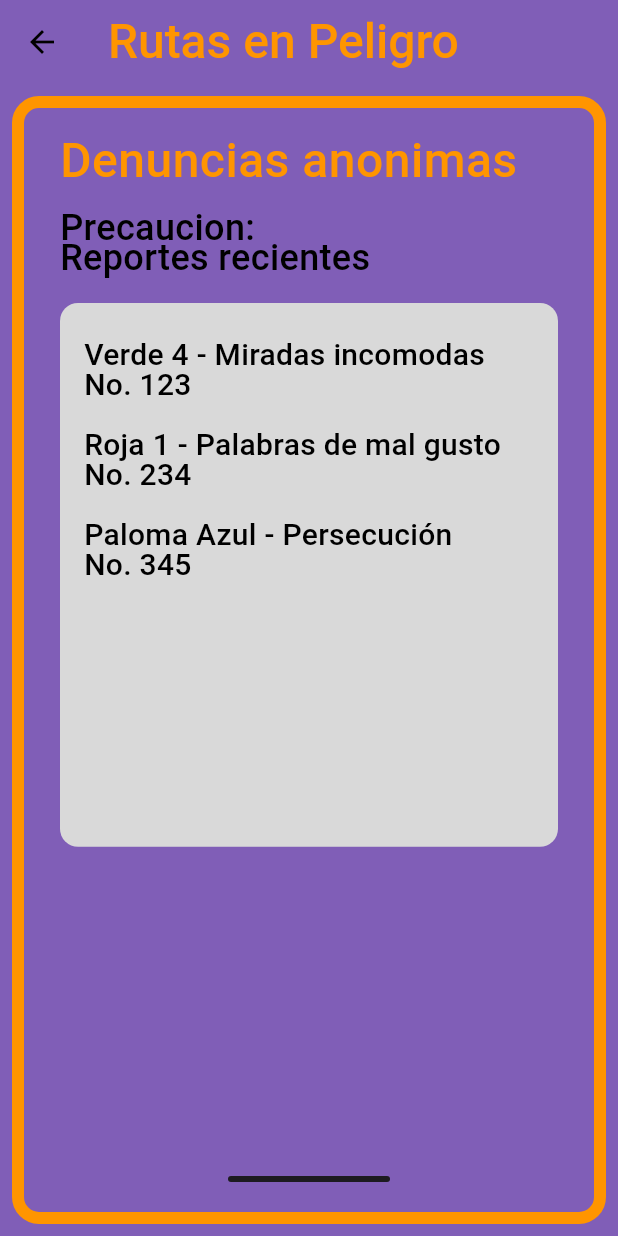
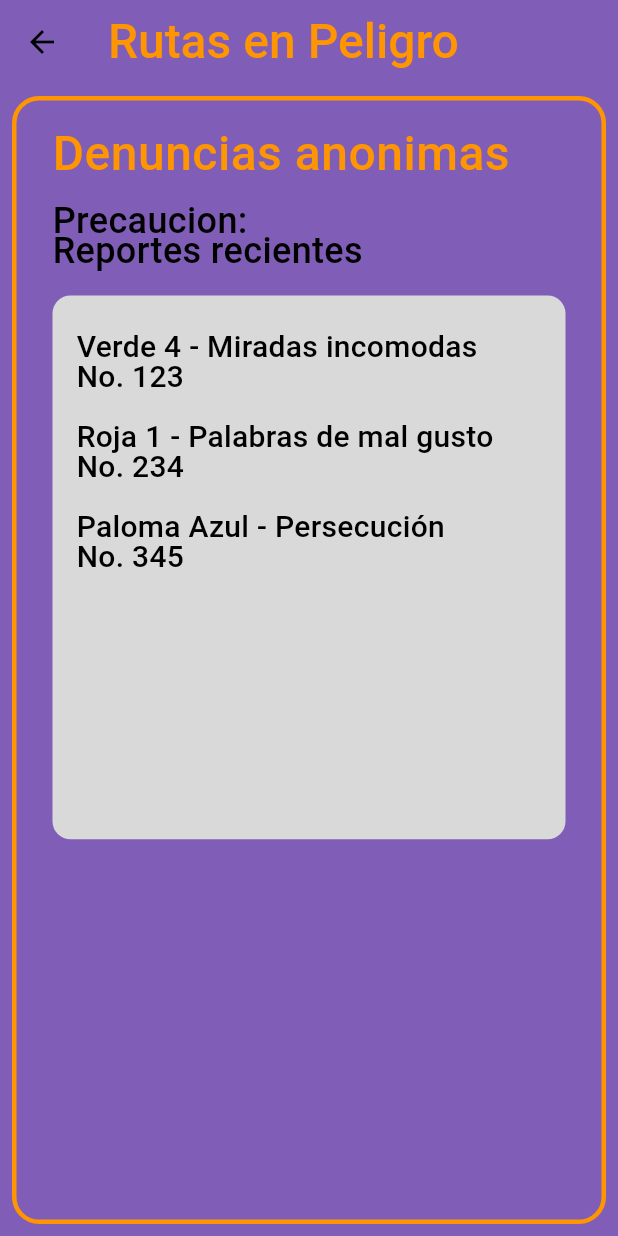
Before and after one commit to Marc0Medina/naranja_segura, a Flutter app: the MenuOpciones screen opened directly, after a tap on "Rutas con reportes recientes", on a phone screen of 412 x 824 dp. Run offline on Flutter 3.47's test engine with Material 3 defaults, Android fonts, the phone set to English and light mode, and no system bars; our stand-ins replace flutter_svg, smooth_page_indicator; missing offline and left inert: window_size; network calls fail; Roboto replaces fonts that are missing (Poppins); project files that could hold a hidden picture were left out.

Commit message:
te extraño

```diff
--- a/lib/views/auth/login_screen.dart
+++ b/lib/views/auth/login_screen.dart
@@ -89,7 +89,7 @@ class SesionNoIniciada extends StatelessWidget {
               // Botón de inicio de sesión
               ElevatedButton(
                 style: ElevatedButton.styleFrom(
-                  backgroundColor: const Color(0xFFF55E5E),
+                  backgroundColor: Colors.deepPurple.shade700,
                   shape: RoundedRectangleBorder(
                     borderRadius: BorderRadius.circular(20),
                   ),
@@ -116,7 +116,7 @@ class SesionNoIniciada extends StatelessWidget {
               Row(
                 mainAxisAlignment: MainAxisAlignment.center,
                 children: [
-                  const Text('¿No tienes una cuenta?'),
+                  const Text('¿No tienes una cuenta?',style: TextStyle(color: Colors.white),),
                   TextButton(
                     onPressed: () {
                       // TODO: navegación a registro
@@ -128,7 +128,7 @@ class SesionNoIniciada extends StatelessWidget {
                     },
                     child: const Text(
                       'Regístrate',
-                      style: TextStyle(color: Color(0xFFF55E5E)),
+                      style: TextStyle(color: Color(0xFFFF9500)),
                     ),
                   ),
                 ],
--- a/lib/views/home/danger_routes_screen.dart
+++ b/lib/views/home/danger_routes_screen.dart
@@ -1,6 +1,8 @@
 import 'package:flutter/material.dart';
 
 class Rutaspeligro extends StatelessWidget {
+  const Rutaspeligro({super.key});
+
   @override
   Widget build(BuildContext context) {
     final size = MediaQuery.of(context).size;
@@ -42,7 +44,7 @@ class Rutaspeligro extends StatelessWidget {
             borderRadius: BorderRadius.circular(18),
             border: Border.all(
               color: const Color(0xFFFF9500),
-              width: 8,
+              width: 3,
               style: BorderStyle.solid,
             ),
           ),
@@ -128,18 +130,7 @@ class Rutaspeligro extends StatelessWidget {
                       ],
                     ),
                   ),
-                  const Spacer(),
-                  Center(
-                    child: Container(
-                      width: 108,
-                      height: 4,
-                      decoration: BoxDecoration(
-                        color: const Color(0xFF1D1B20),
-                        borderRadius: BorderRadius.circular(12),
-                      ),
-                    ),
-                  ),
-                  const SizedBox(height: 20),
+
                 ],
               ),
             ),
--- a/lib/views/home/home_screen.dart
+++ b/lib/views/home/home_screen.dart
@@ -1,16 +1,22 @@
 import 'package:flutter/material.dart';
 import 'package:naranja_segura/views/auth/login_screen.dart';
+import 'package:naranja_segura/views/map/morelia_map_screen.dart';
 import '../home/user_profile_screen.dart';
 import '../home/danger_routes_screen.dart';
 import '../report/report_start_screen.dart';
+import '../splash/inicio_app_screen.dart';
 
+// 📌 Agrega aquí las pantallas de Puntos Naranja, Más Cercano y SEMMUJERIS
+import '../map/zone_map_screen.dart';
+// import '../puntos/mas_cercano_screen.dart';
+// import '../semmujeris/semmujeris_screen.dart';
 
 class MenuOpciones extends StatelessWidget {
   const MenuOpciones({Key? key}) : super(key: key);
 
   final Color primaryColor = const Color(0xFF805EB7);
   final Color secondaryColor = const Color(0xFFFFA300);
-  final Color borderColor = const Color(0xFFCAC4D0);
+  final Color borderColor = Colors.black;
   final Color onSurfaceColor = const Color(0xFF1D1B20);
 
   @override
@@ -20,7 +26,7 @@ class MenuOpciones extends StatelessWidget {
         backgroundColor: primaryColor,
         shape: RoundedRectangleBorder(
           borderRadius: BorderRadius.horizontal(right: Radius.circular(18)),
-          side: BorderSide(color: borderColor, width: 8),
+          side: BorderSide(color: borderColor, width: 3),
         ),
         child: ListView(
           padding: EdgeInsets.zero,
@@ -62,7 +68,7 @@ class MenuOpciones extends StatelessWidget {
               onTap: () {
                 Navigator.push(
                   context,
-                  MaterialPageRoute(builder: (context) => SesionNoIniciada()),
+                  MaterialPageRoute(builder: (context) => InicioAppScreen()),
                 );
               },
             ),
@@ -101,53 +107,42 @@ class MenuOpciones extends StatelessWidget {
                 ),
               ),
               const SizedBox(height: 40),
-              _buildOrangeButton('Puntos Naranja', secondaryColor),
+
+              _buildOrangeButton(
+                'Puntos Naranja',
+                secondaryColor,
+                onTap: () {
+                  Navigator.push(
+                    context,
+                    MaterialPageRoute(builder: (context) => Rutaspeligro()),
+                  );
+                },
+              ),
+
+
+
               const SizedBox(height: 16),
               Padding(
                 padding: const EdgeInsets.symmetric(horizontal: 22),
                 child: Row(
                   children: [
                     Expanded(
-                      child: Container(
-                        height: 48,
-                        decoration: BoxDecoration(
-                          color: secondaryColor,
-                          borderRadius: BorderRadius.circular(10),
-                        ),
-                        alignment: Alignment.center,
-                        child: const Text(
-                          'Más cercano',
-                          style: TextStyle(
-                            color: Colors.black,
-                            fontSize: 16,
-                            fontFamily: 'Poppins',
-                            fontWeight: FontWeight.w500,
-                            letterSpacing: 0.14,
-                            height: 1.43,
-                          ),
-                        ),
+                      child: _buildSmallButton(
+                        'Más cercano',
+                        secondaryColor,
+                        onTap: () {
+                          // Navigator.push(context, MaterialPageRoute(builder: (_) => const MasCercanoScreen()));
+                        },
                       ),
                     ),
                     const SizedBox(width: 16),
                     Expanded(
-                      child: Container(
-                        height: 48,
-                        decoration: BoxDecoration(
-                          color: secondaryColor,
-                          borderRadius: BorderRadius.circular(10),
-                        ),
-                        alignment: Alignment.center,
-                        child: const Text(
-                          'Ver todos',
-                          style: TextStyle(
-                            color: Colors.black,
-                            fontSize: 16,
-                            fontFamily: 'Poppins',
-                            fontWeight: FontWeight.w500,
-                            letterSpacing: 0.14,
-                            height: 1.43,
-                          ),
-                        ),
+                      child: _buildSmallButton(
+                        'Ver todos',
+                        secondaryColor,
+                        onTap: () {
+                          Navigator.push(context, MaterialPageRoute(builder: (_) => const Mapagrande()));
+                        },
                       ),
                     ),
                   ],
@@ -178,16 +173,7 @@ class MenuOpciones extends StatelessWidget {
               ),
               const SizedBox(height: 16),
               _buildOrangeButton('SEMMUJERIS: Cursos, actividades', secondaryColor),
-              const SizedBox(height: 50),
-              Container(
-                width: 108,
-                height: 4,
-                decoration: BoxDecoration(
-                  color: onSurfaceColor,
-                  borderRadius: BorderRadius.circular(12),
-                ),
-              ),
-              const SizedBox(height: 20),
+
             ],
           ),
         ),
@@ -230,4 +216,29 @@ class MenuOpciones extends StatelessWidget {
       ),
     );
   }
+  Widget _buildSmallButton(String text, Color color, {VoidCallback? onTap}) {
+    return InkWell(
+      borderRadius: BorderRadius.circular(10),
+      onTap: onTap,
+      child: Container(
+        height: 48,
+        decoration: BoxDecoration(
+          color: color,
+          borderRadius: BorderRadius.circular(10),
+        ),
+        alignment: Alignment.center,
+        child: Text(
+          text,
+          style: const TextStyle(
+            color: Colors.black,
+            fontSize: 16,
+            fontFamily: 'Poppins',
+            fontWeight: FontWeight.w500,
+            letterSpacing: 0.14,
+          ),
+        ),
+      ),
+    );
+  }
+
 }
--- a/lib/views/map/morelia_map_screen.dart
+++ b/lib/views/map/morelia_map_screen.dart
@@ -1,6 +1,9 @@
 import 'package:flutter/material.dart';
 
 class Mapagrande extends StatelessWidget {
+  const Mapagrande({super.key});
+
+
   @override
   Widget build(BuildContext context) {
     return Column(
```
Also changed, not shown: lib/views/report/general_report_screen.dart (+0 -12 lines), lib/views/report/report_start_screen.dart (+2 -40 lines), lib/views/splash/inicio_app_screen.dart (+105 -118 lines).
